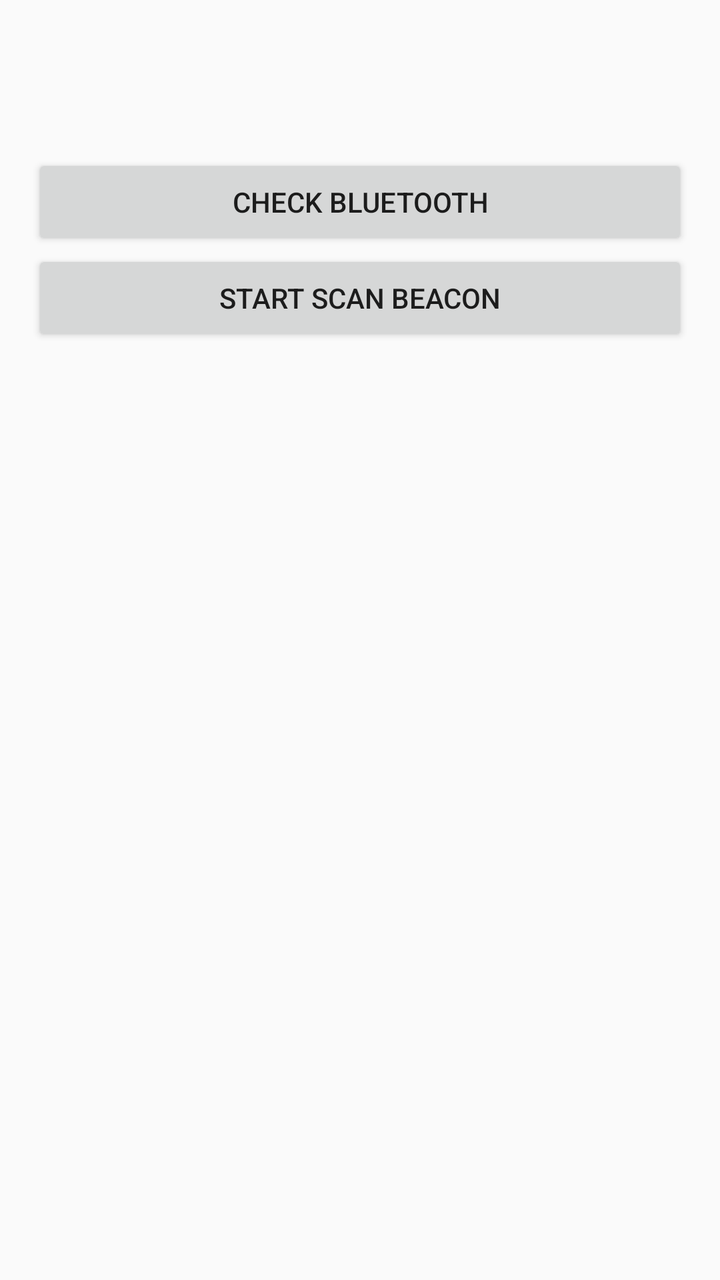
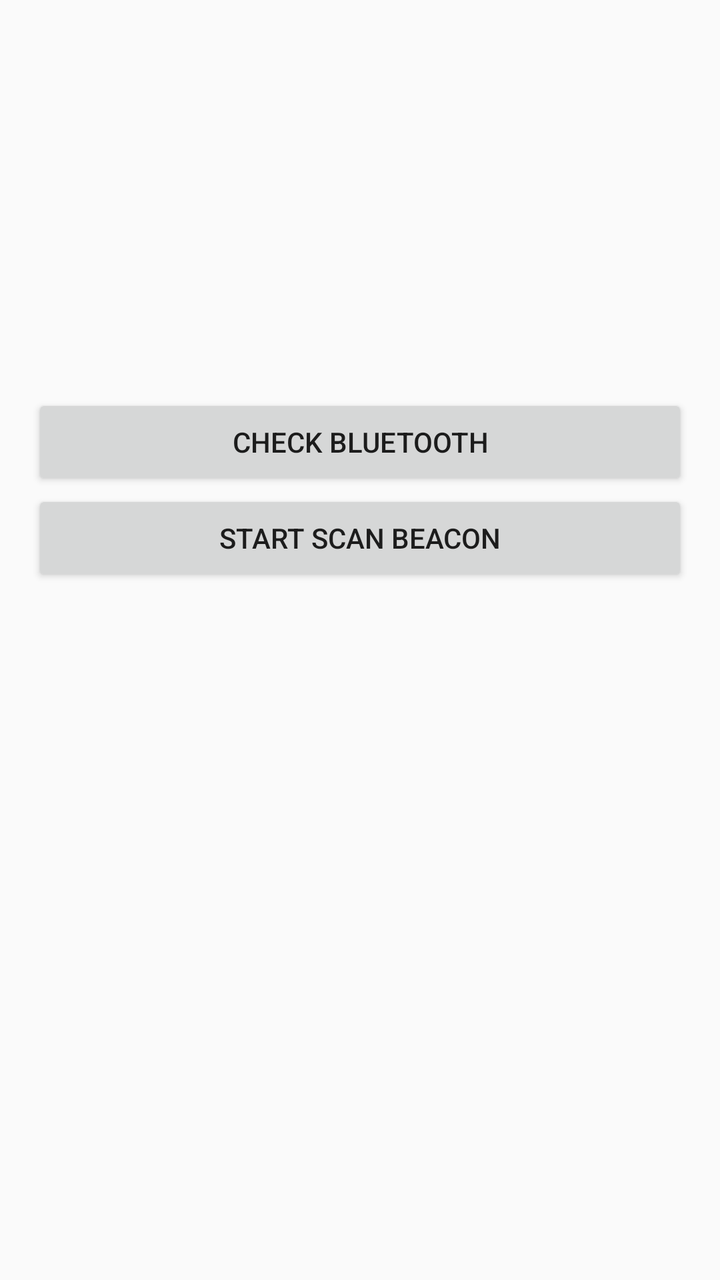

Before-and-after screenshots of an Android layout around one commit, followed by the original layout XML and the change that was made.
<!-- AndroidManifest.xml: application theme Theme.AppCompat.Light.DarkActionBar -->
<!-- res/layout/activity_main.xml -->
<?xml version="1.0" encoding="utf-8"?>
<LinearLayout xmlns:android="http://schemas.android.com/apk/res/android"
    android:layout_width="match_parent"
    android:layout_height="match_parent"
    android:orientation="vertical"
    android:padding="16dp">

    <Space
        android:layout_width="match_parent"
        android:layout_height="61dp" />

    <Button
        android:id="@+id/bluetooth_check_button"
        android:layout_width="match_parent"
        android:layout_height="wrap_content"
        android:text="Check Bluetooth" />

    <Button
        android:id="@+id/bluetooth_scan_button"
        android:layout_width="match_parent"
        android:layout_height="wrap_content"
        android:text="Start Scan Beacon" />

</LinearLayout>
<!-- resources referenced by this layout -->
<resources>

</resources>

<!-- the commit's change to res/layout/activity_main.xml (unified diff, before → after) -->
@@ -7,18 +7,18 @@
 
     <Space
         android:layout_width="match_parent"
-        android:layout_height="61dp" />
+        android:layout_height="181dp" />
 
     <Button
         android:id="@+id/bluetooth_check_button"
         android:layout_width="match_parent"
         android:layout_height="wrap_content"
-        android:text="Check Bluetooth" />
+        android:text="@string/check_bluetooth" />
 
     <Button
         android:id="@+id/bluetooth_scan_button"
         android:layout_width="match_parent"
         android:layout_height="wrap_content"
-        android:text="Start Scan Beacon" />
+        android:text="@string/start_scan_beacon" />
 
 </LinearLayout>
<!-- resource entries referenced after the edit -->
@@ -1,5 +1,6 @@
 <!-- resources referenced by this layout -->
 <resources>
-
+  <string name="check_bluetooth">Check Bluetooth</string>
+  <string name="start_scan_beacon">Start Scan Beacon</string>
 </resources>
 
